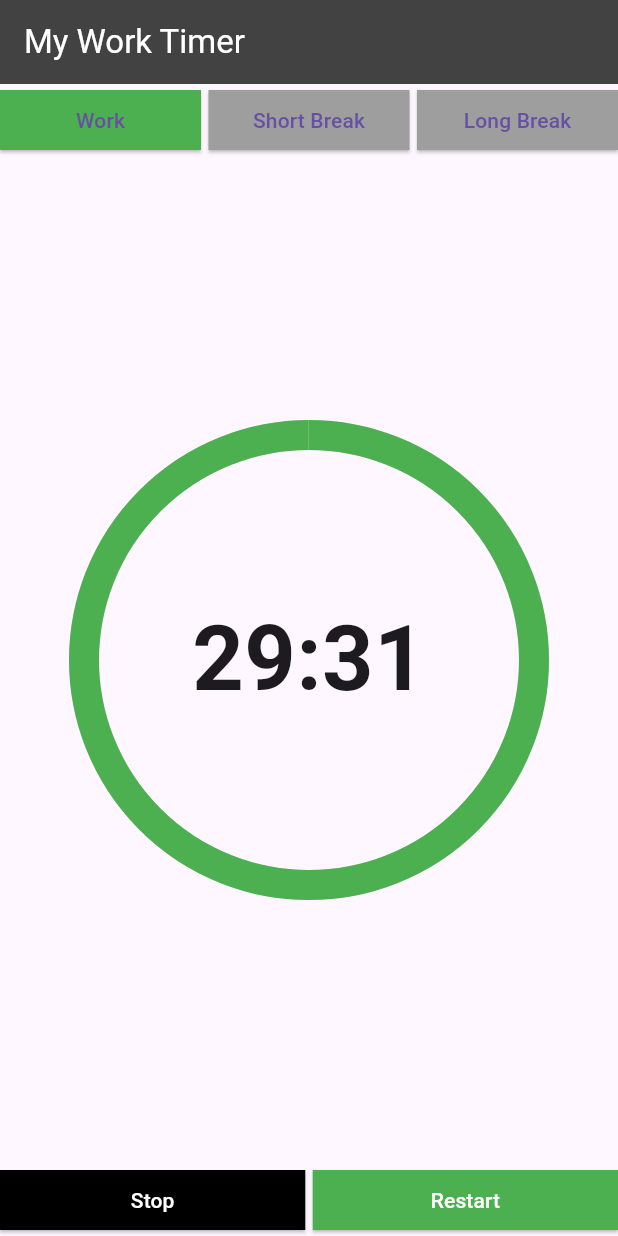
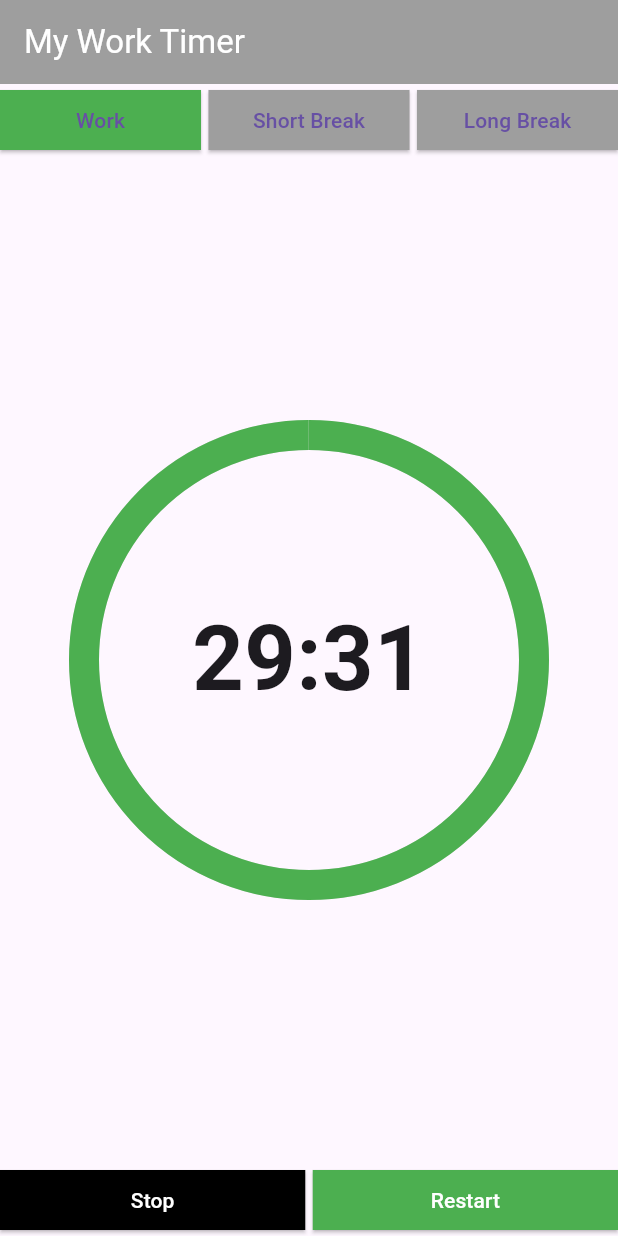
Before and after one commit to OladapoAdu/TimerApp, a Flutter app: the screen it shows after launch, after a tap on "Work", on a phone screen of 412 x 824 dp. Run offline on Flutter 3.47's test engine with Material 3 defaults, Android fonts, the phone set to English and light mode, and no system bars.

Commit message:
Initial Commit.

```diff
--- a/lib/main.dart
+++ b/lib/main.dart
@@ -20,14 +20,13 @@ class TimerHomePage extends StatefulWidget {
 }
 
 class TimerHomePageState extends State<TimerHomePage> {
-  String a = "Work";
-  String b = "29:31"; // fake text
+  String b = "29:31";
 
   @override
   Widget build(BuildContext context) {
     return Scaffold(
       appBar: AppBar(
-        backgroundColor: Colors.grey[800], // grey background
+        backgroundColor: Colors.grey,
         title: Text(
           "My Work Timer",
           style: TextStyle(color: Colors.white),
@@ -42,14 +41,14 @@ class TimerHomePageState extends State<TimerHomePage> {
               Expanded(
                 child: ElevatedButton(
                   style: ElevatedButton.styleFrom(
-                    backgroundColor: a == "Work" ? Colors.green : Colors.grey,
+                    backgroundColor: Colors.green,
                     shape: RoundedRectangleBorder(
-                      borderRadius: BorderRadius.zero, // no rounded corners
+                      borderRadius: BorderRadius.zero,
                     ),
                   ),
                   onPressed: () {
                     setState(() {
-                      a = "Work";
+
                     });
                   },
                   child: Text("Work"),
@@ -59,14 +58,14 @@ class TimerHomePageState extends State<TimerHomePage> {
               Expanded(
                 child: ElevatedButton(
                   style: ElevatedButton.styleFrom(
-                    backgroundColor: a == "Short" ? Colors.green : Colors.grey,
+                    backgroundColor:Colors.grey,
                     shape: RoundedRectangleBorder(
                       borderRadius: BorderRadius.zero,
                     ),
                   ),
                   onPressed: () {
                     setState(() {
-                      a = "Short";
+
                     });
                   },
                   child: Text("Short Break"),
@@ -76,14 +75,14 @@ class TimerHomePageState extends State<TimerHomePage> {
               Expanded(
                 child: ElevatedButton(
                   style: ElevatedButton.styleFrom(
-                    backgroundColor: a == "Long" ? Colors.green : Colors.grey,
+                    backgroundColor:Colors.grey,
                     shape: RoundedRectangleBorder(
                       borderRadius: BorderRadius.zero,
                     ),
                   ),
                   onPressed: () {
                     setState(() {
-                      a = "Long";
+
                     });
                   },
                   child: Text("Long Break"),
```
